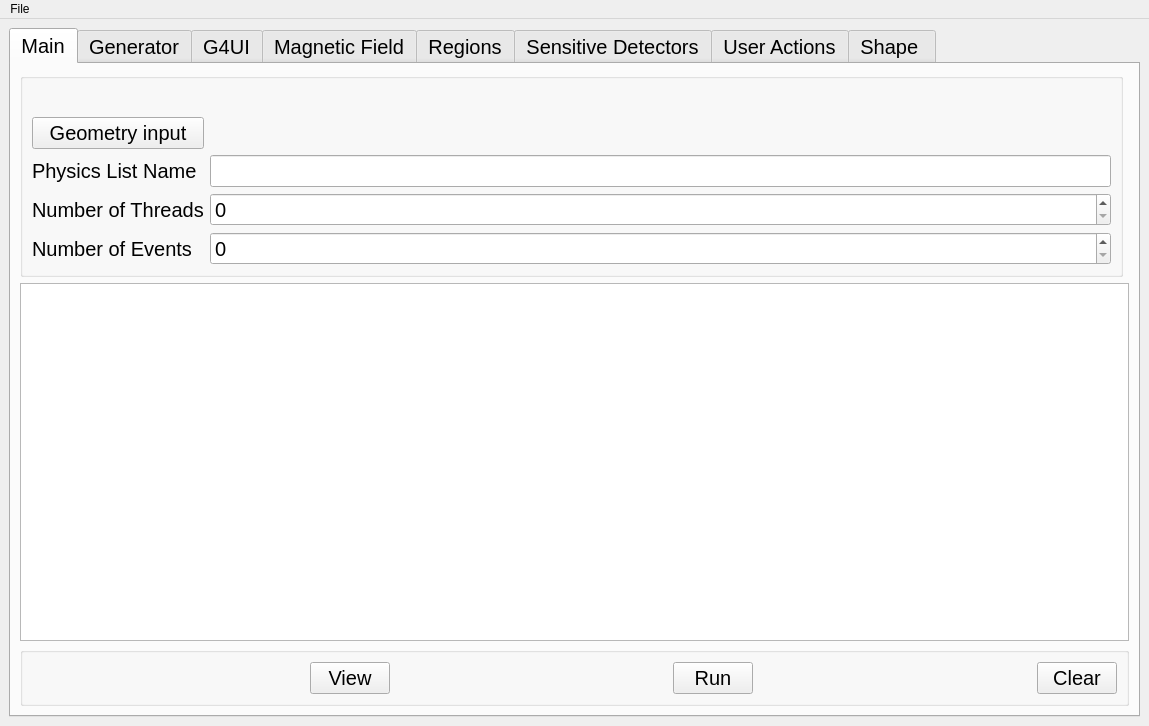
Before: the Qt Designer form FSL/src/fsl_mainwindow.ui in efemberg11/GeoModel_rmakhman, drawn with Qt 5.
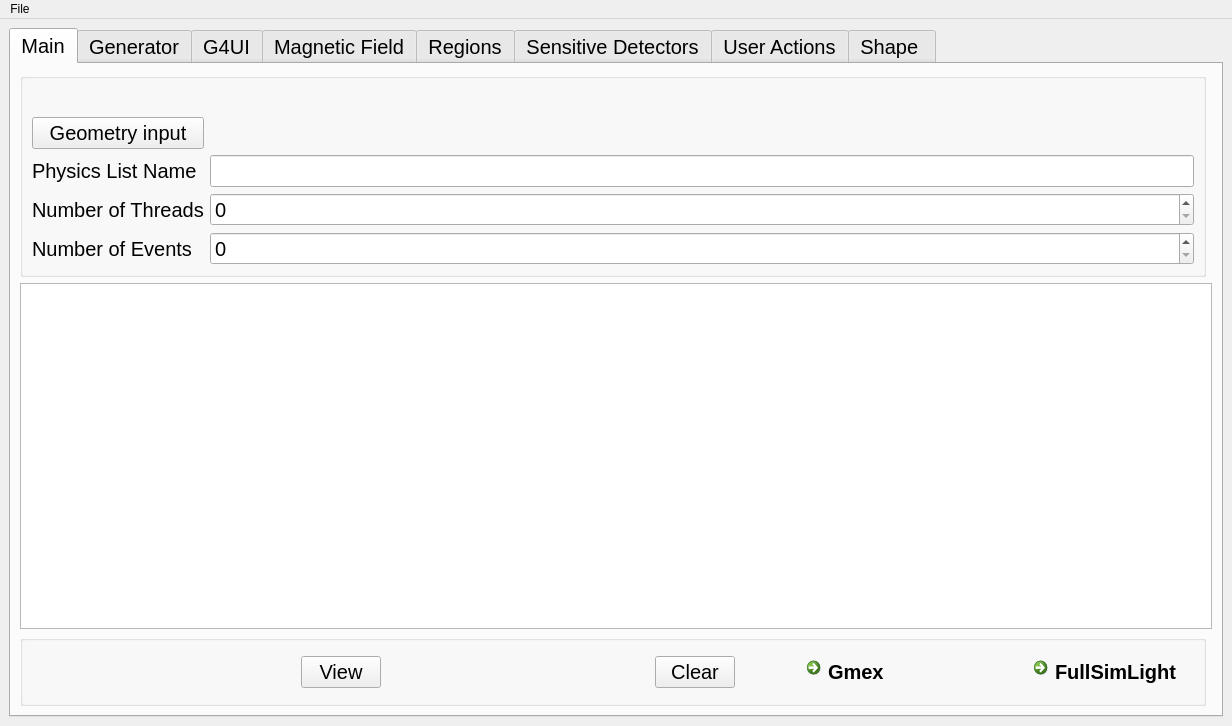
After: the same form once the commit is applied.

Commit message: Add a new gmex button to view geometry

```diff
--- a/FSL/src/fsl_mainwindow.ui
+++ b/FSL/src/fsl_mainwindow.ui
@@ -6,7 +6,7 @@
    <rect>
     <x>0</x>
     <y>0</y>
-    <width>1149</width>
+    <width>1232</width>
     <height>726</height>
    </rect>
   </property>
@@ -36,75 +36,6 @@
         <string>Main</string>
        </attribute>
        <layout class="QGridLayout" name="gridLayout_10">
-        <item row="2" column="0" colspan="2">
-         <widget class="QGroupBox" name="groupBox_11">
-          <property name="title">
-           <string/>
-          </property>
-          <layout class="QHBoxLayout" name="horizontalLayout_10">
-           <item>
-            <spacer name="horizontalSpacer_24">
-             <property name="orientation">
-              <enum>Qt::Horizontal</enum>
-             </property>
-             <property name="sizeHint" stdset="0">
-              <size>
-               <width>269</width>
-               <height>20</height>
-              </size>
-             </property>
-            </spacer>
-           </item>
-           <item>
-            <widget class="QPushButton" name="pB_view">
-             <property name="text">
-              <string>View</string>
-             </property>
-            </widget>
-           </item>
-           <item>
-            <spacer name="horizontalSpacer_25">
-             <property name="orientation">
-              <enum>Qt::Horizontal</enum>
-             </property>
-             <property name="sizeHint" stdset="0">
-              <size>
-               <width>268</width>
-               <height>20</height>
-              </size>
-             </property>
-            </spacer>
-           </item>
-           <item>
-            <widget class="QPushButton" name="pB_Run">
-             <property name="text">
-              <string>Run</string>
-             </property>
-            </widget>
-           </item>
-           <item>
-            <spacer name="horizontalSpacer_26">
-             <property name="orientation">
-              <enum>Qt::Horizontal</enum>
-             </property>
-             <property name="sizeHint" stdset="0">
-              <size>
-               <width>269</width>
-               <height>20</height>
-              </size>
-             </property>
-            </spacer>
-           </item>
-           <item>
-            <widget class="QPushButton" name="pB_main_clear">
-             <property name="text">
-              <string>Clear</string>
-             </property>
-            </widget>
-           </item>
-          </layout>
-         </widget>
-        </item>
         <item row="1" column="0" colspan="2">
          <widget class="QTextBrowser" name="tB_view_config"/>
         </item>
@@ -119,21 +50,6 @@
            <string/>
           </property>
           <layout class="QGridLayout" name="gridLayout_9">
-           <item row="4" column="1">
-            <widget class="QSpinBox" name="sB_NOT"/>
-           </item>
-           <item row="6" column="0">
-            <widget class="QLabel" name="label_2">
-             <property name="font">
-              <font>
-               <pointsize>15</pointsize>
-              </font>
-             </property>
-             <property name="text">
-              <string>Number of Events</string>
-             </property>
-            </widget>
-           </item>
            <item row="2" column="0">
             <widget class="QPushButton" name="pB_geom">
              <property name="text">
@@ -141,21 +57,6 @@
              </property>
             </widget>
            </item>
-           <item row="4" column="0">
-            <widget class="QLabel" name="label_3">
-             <property name="font">
-              <font>
-               <pointsize>15</pointsize>
-              </font>
-             </property>
-             <property name="text">
-              <string>Number of Threads</string>
-             </property>
-            </widget>
-           </item>
-           <item row="6" column="1">
-            <widget class="QSpinBox" name="sB_NOE"/>
-           </item>
            <item row="0" column="0" colspan="2">
             <widget class="QLabel" name="lE_CFN">
              <property name="text">
@@ -166,6 +67,31 @@
              </property>
             </widget>
            </item>
+           <item row="6" column="0">
+            <widget class="QLabel" name="label_2">
+             <property name="font">
+              <font>
+               <pointsize>15</pointsize>
+              </font>
+             </property>
+             <property name="text">
+              <string>Number of Events</string>
+             </property>
+            </widget>
+           </item>
+           <item row="6" column="1">
+            <widget class="QSpinBox" name="sB_NOE"/>
+           </item>
+           <item row="4" column="1">
+            <widget class="QSpinBox" name="sB_NOT"/>
+           </item>
+           <item row="2" column="1">
+            <widget class="QLabel" name="le_GI">
+             <property name="text">
+              <string/>
+             </property>
+            </widget>
+           </item>
            <item row="3" column="0">
             <widget class="QLabel" name="label">
              <property name="font">
@@ -181,10 +107,104 @@
            <item row="3" column="1">
             <widget class="QLineEdit" name="lE_PLN"/>
            </item>
-           <item row="2" column="1">
-            <widget class="QLabel" name="le_GI">
+           <item row="4" column="0">
+            <widget class="QLabel" name="label_3">
+             <property name="font">
+              <font>
+               <pointsize>15</pointsize>
+              </font>
+             </property>
              <property name="text">
-              <string/>
+              <string>Number of Threads</string>
+             </property>
+            </widget>
+           </item>
+          </layout>
+         </widget>
+        </item>
+        <item row="2" column="0">
+         <widget class="QGroupBox" name="groupBox_11">
+          <property name="title">
+           <string/>
+          </property>
+          <layout class="QHBoxLayout" name="horizontalLayout_10">
+           <item>
+            <spacer name="horizontalSpacer_24">
+             <property name="orientation">
+              <enum>Qt::Horizontal</enum>
+             </property>
+             <property name="sizeHint" stdset="0">
+              <size>
+               <width>269</width>
+               <height>20</height>
+              </size>
+             </property>
+            </spacer>
+           </item>
+           <item>
+            <widget class="QPushButton" name="pB_view">
+             <property name="text">
+              <string>View</string>
+             </property>
+            </widget>
+           </item>
+           <item>
+            <spacer name="horizontalSpacer_25">
+             <property name="orientation">
+              <enum>Qt::Horizontal</enum>
+             </property>
+             <property name="sizeHint" stdset="0">
+              <size>
+               <width>268</width>
+               <height>20</height>
+              </size>
+             </property>
+            </spacer>
+           </item>
+           <item>
+            <widget class="QPushButton" name="pB_main_clear">
+             <property name="text">
+              <string>Clear</string>
+             </property>
+            </widget>
+           </item>
+           <item>
+            <spacer name="horizontalSpacer_26">
+             <property name="orientation">
+              <enum>Qt::Horizontal</enum>
+             </property>
+             <property name="sizeHint" stdset="0">
+              <size>
+               <width>58</width>
+               <height>17</height>
+              </size>
+             </property>
+            </spacer>
+           </item>
+           <item>
+            <widget class="QCommandLinkButton" name="pB_gmex">
+             <property name="text">
+              <string>Gmex</string>
+             </property>
+            </widget>
+           </item>
+           <item>
+            <spacer name="horizontalSpacer_27">
+             <property name="orientation">
+              <enum>Qt::Horizontal</enum>
+             </property>
+             <property name="sizeHint" stdset="0">
+              <size>
+               <width>29</width>
+               <height>20</height>
+              </size>
+             </property>
+            </spacer>
+           </item>
+           <item>
+            <widget class="QCommandLinkButton" name="pB_Run">
+             <property name="text">
+              <string>FullSimLight</string>
              </property>
             </widget>
            </item>
@@ -1516,7 +1536,7 @@
     <rect>
      <x>0</x>
      <y>0</y>
-     <width>1149</width>
+     <width>1232</width>
      <height>22</height>
     </rect>
    </property>
```
The commit also changes 2 other files.
